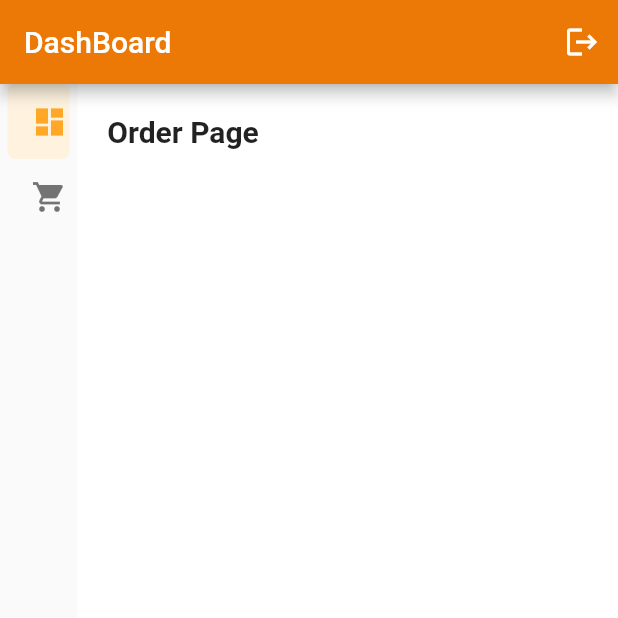
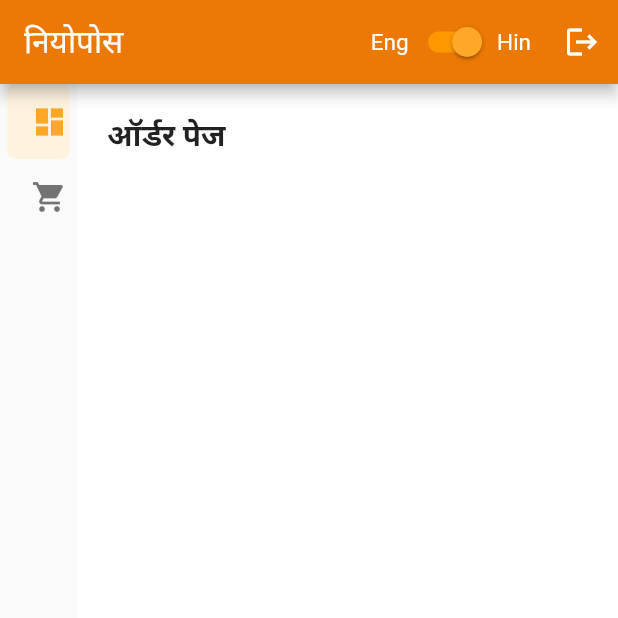
Before and after one commit to Abhu2002/neoPOS, a Flutter app: the DashboardPage screen opened by its route, on a phone screen of 412 x 824 dp, the top half of it. Run offline on Flutter 3.47's test engine with Material 2 defaults, Android fonts, the phone set to English and light mode, and no system bars; drawn by our look-alikes of easy_sidemenu; our stand-ins replace bloc, cached_network_image, cloud_firestore, equatable, firebase_core, firebase_storage and 8 more; missing offline and left inert: dart:js_interop; accounts and stored records are empty; generated files the repository leaves out were written again.

Commit message:
localization Toggle Added

```diff
--- a/lib/main.dart
+++ b/lib/main.dart
@@ -99,12 +99,14 @@ class MyApp extends StatelessWidget {
         theme: ThemeData(
             primarySwatch: AppColors.primarySwatch,
             scaffoldBackgroundColor: AppColors.backgroundColor),
-        home: LocalPreference.getSignWith() != null ? DashboardPage() : const SplashScreen(),
+        home: LocalPreference.getSignWith() != null
+            ? DashboardPage()
+            : const SplashScreen(),
 
         onGenerateRoute: AppRouter.generateRoute,
         // setting up localization
         supportedLocales: L10n.all,
-        locale: const Locale('en'),
+        locale: Locale(LocalPreference.getLang() ?? "hi"),
         localizationsDelegates: [
           AppLocalizations.delegate,
           AppLocalizations.localizationsDelegates[1],
--- a/lib/screens/dashboard/dashboard_page.dart
+++ b/lib/screens/dashboard/dashboard_page.dart
@@ -35,6 +35,7 @@ class _DashboardPage extends State<DashboardPage> {
     super.initState();
   }
 
+  bool isSwitched = (LocalPreference.getLang() == "en") ? false : true;
   @override
   Widget build(BuildContext context) {
     List<SideMenuItem> items = [
@@ -130,8 +131,45 @@ class _DashboardPage extends State<DashboardPage> {
       child: Scaffold(
           appBar: AppBar(
             automaticallyImplyLeading: false,
-            title: Text(AppLocalizations.of(context)!.dashboard_title),
+            title: Text(AppLocalizations.of(context)!.project_title),
             actions: [
+              Row(
+                children: [
+                  const Text("Eng"),
+                  Switch(
+                    onChanged: (value) {
+                      if (LocalPreference.getLang() == 'en') {
+                        LocalPreference.setLang("hi");
+                        isSwitched = true;
+                      } else {
+                        LocalPreference.setLang("en");
+                        isSwitched = false;
+                      }
+                      print(LocalPreference.getLang());
+                      // if (value == true) {
+                      //   setState(() {
+                      //     LocalPreference.setLang("en");
+                      //     isSwitched = false;
+                      //   });
+                      // } else {
+                      //   setState(() {
+                      //     LocalPreference.setLang("hi");
+                      //     isSwitched = true;
+                      //   });
+                      // }
+                    },
+                    value: isSwitched,
+                    activeColor: Colors.orange.shade400,
+                    activeTrackColor: Colors.orange,
+                    inactiveThumbColor: Colors.white,
+                    inactiveTrackColor: Colors.white,
+                  ),
+                  const Text("Hin"),
+                ],
+              ),
+              SizedBox(
+                width: 10,
+              ),
               IconButton(
                   onPressed: () {
                     LocalPreference.clearAllPreference();
--- a/lib/screens/login/login_page.dart
+++ b/lib/screens/login/login_page.dart
@@ -64,7 +64,8 @@ class _LoginPage extends State<LoginPage> {
                                     Padding(
                                       padding: const EdgeInsets.all(20),
                                       child: Text(
-                                        AppLocalizations.of(context)!.welcomeBack,
+                                        AppLocalizations.of(context)!
+                                            .welcomeBack,
                                         style: TextStyle(
                                             color: AppColors.primaryColor,
                                             fontSize:
--- a/lib/utils/sharedpref/sharedpreference.dart
+++ b/lib/utils/sharedpref/sharedpreference.dart
@@ -6,6 +6,7 @@ class LocalPreference {
   static const _keySingWith = 'SingWithKey';
   static const _keyUserRole = 'userRoles';
   static const _keyOrderId = 'orderId';
+  static const _keyLanguage = 'Lan';
   //----------------------------------
   static Future clearAllPreference() => _preferences!.clear();
   //----------------------------------
@@ -30,6 +31,10 @@ class LocalPreference {
   static String? getOrderId() => _preferences!.getString(_keyOrderId);
   static Future<bool>? deleteOrderId() => _preferences?.remove(_keyOrderId);
 //--------------------------------------------------------------
+
+  static Future setLang(String? val) async =>
+      await _preferences!.setString(_keyLanguage, val!);
+  static String? getLang() => _preferences!.getString(_keyLanguage);
 //--------------------------------------------------------------
 //--------------------------------------------------------------
 //--------------------------------------------------------------
```
